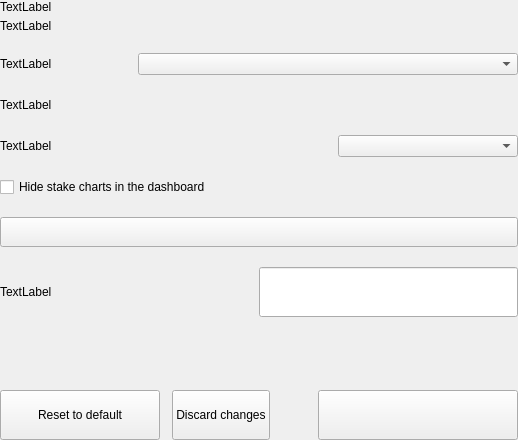
SpecialCoins/bitcoincz, file src/qt/bcz/settings/forms/settingsdisplayoptionswidget.ui: the form before one commit.
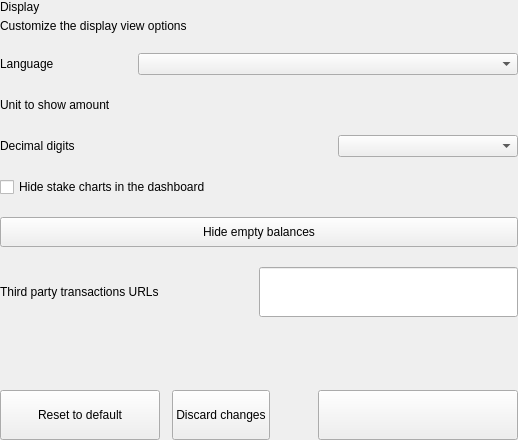
The form after the commit. Custom widgets are drawn as their Qt base class.

What changed in the file:
```diff
--- a/src/qt/bcz/settings/forms/settingsdisplayoptionswidget.ui
+++ b/src/qt/bcz/settings/forms/settingsdisplayoptionswidget.ui
@@ -62,14 +62,14 @@
             <item>
              <widget class="QLabel" name="labelTitle">
               <property name="text">
-               <string>TextLabel</string>
+               <string>Display</string>
               </property>
              </widget>
             </item>
             <item>
              <widget class="QLabel" name="labelSubtitle1">
               <property name="text">
-               <string>TextLabel</string>
+               <string>Customize the display view options</string>
               </property>
               <property name="wordWrap">
                <bool>true</bool>
@@ -85,7 +85,7 @@
           <item>
            <widget class="QLabel" name="labelTitleLanguage">
             <property name="text">
-             <string>TextLabel</string>
+             <string>Language</string>
             </property>
            </widget>
           </item>
@@ -125,7 +125,7 @@
           <item>
            <widget class="QLabel" name="labelTitleUnit">
             <property name="text">
-             <string>TextLabel</string>
+             <string>Unit to show amount</string>
             </property>
            </widget>
           </item>
@@ -165,7 +165,7 @@
           <item>
            <widget class="QLabel" name="labelTitleDigits">
             <property name="text">
-             <string>TextLabel</string>
+             <string>Decimal digits</string>
             </property>
            </widget>
           </item>
@@ -223,7 +223,7 @@
            <enum>Qt::NoFocus</enum>
           </property>
           <property name="text">
-           <string/>
+           <string>Hide empty balances</string>
           </property>
           <property name="checkable">
            <bool>true</bool>
@@ -238,7 +238,7 @@
           <item>
            <widget class="QLabel" name="labelTitleUrl">
             <property name="text">
-             <string>TextLabel</string>
+             <string>Third party transactions URLs</string>
             </property>
            </widget>
           </item>
```
